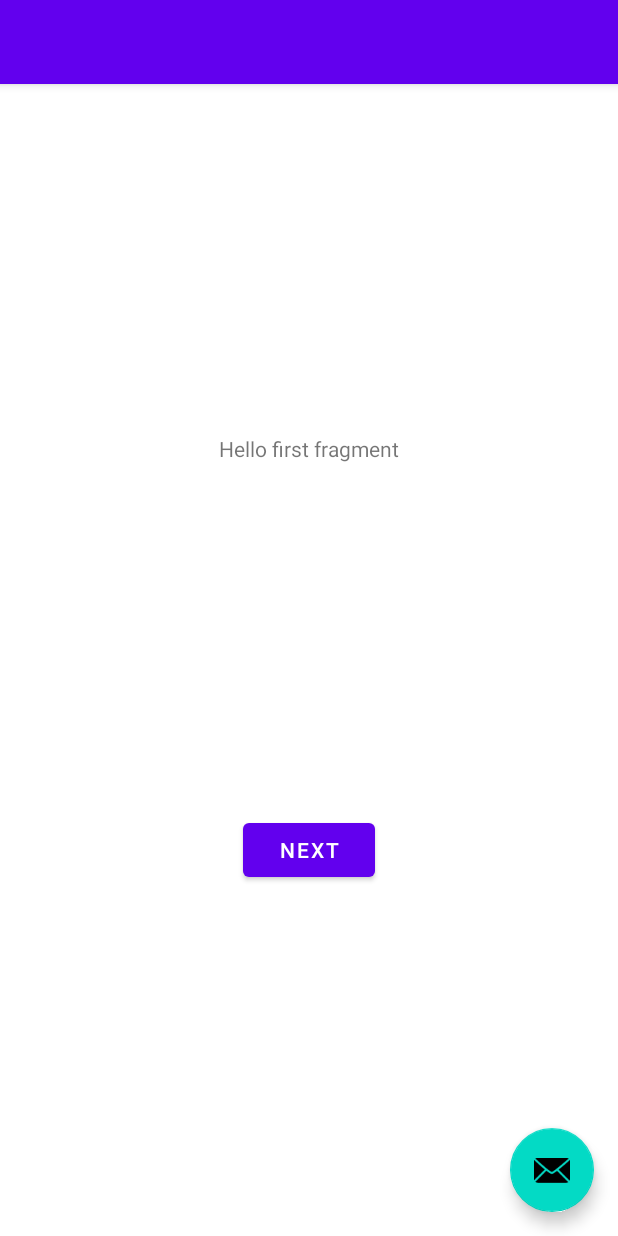
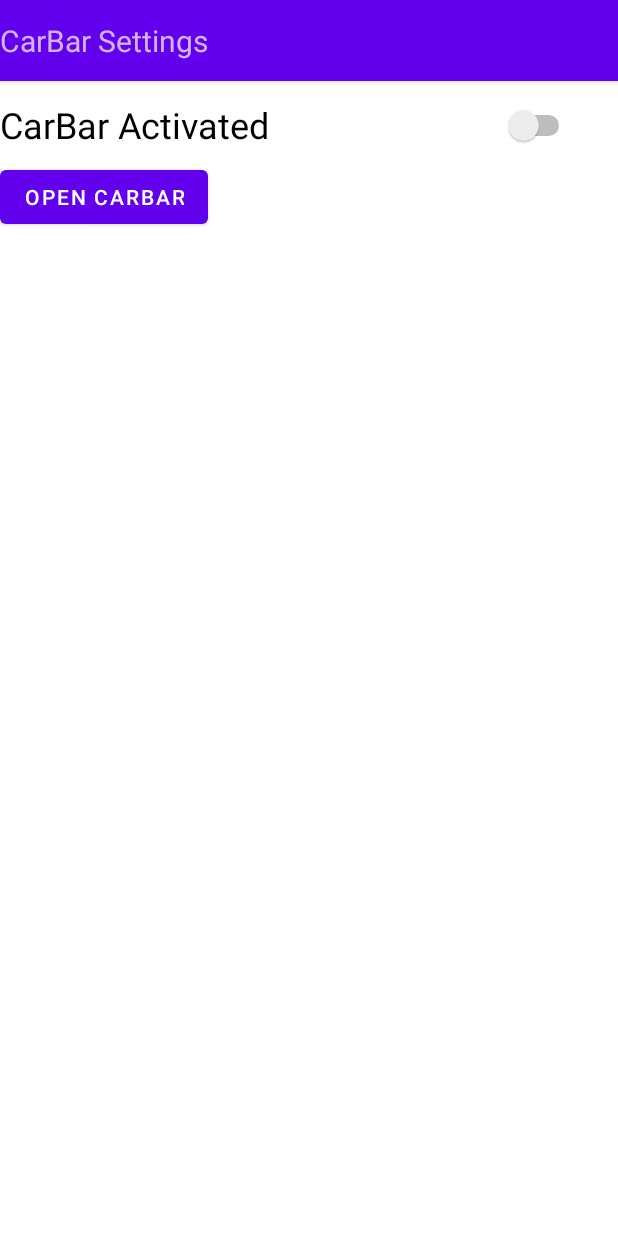
Before and after one commit to Wave6677/CarBar, an Android app: the screen it shows after launch (MainActivity), on a phone screen of 412 x 824 dp. Run offline under Robolectric (Android 15) with nearby library versions, the phone set to English and light mode, and no system bars.

Commit message:
Minimize function now works, Settings screen & manual reopening of bar to be fixed

```diff
--- a/app/src/main/java/com/wave/carbar/FirstFragment.java
+++ b/app/src/main/java/com/wave/carbar/FirstFragment.java
@@ -1,42 +1,35 @@
 package com.wave.carbar;
 
-import android.os.Bundle;
+import android.annotation.SuppressLint;
+import android.content.Context;
+import android.graphics.PixelFormat;
+import android.util.Log;
+import android.view.Gravity;
 import android.view.LayoutInflater;
 import android.view.View;
 import android.view.ViewGroup;
+import android.view.WindowManager;
 
-import androidx.annotation.NonNull;
-import androidx.fragment.app.Fragment;
-import androidx.navigation.fragment.NavHostFragment;
+import com.google.android.material.snackbar.Snackbar;
 
-import com.wave.carbar.databinding.FragmentFirstBinding;
+public class FirstFragment {
+    private final View mView;
 
-public class FirstFragment extends Fragment {
-
-    private FragmentFirstBinding binding;
-
-    @Override
-    public View onCreateView(
-            @NonNull LayoutInflater inflater, ViewGroup container,
-            Bundle savedInstanceState
-    ) {
-
-        binding = FragmentFirstBinding.inflate(inflater, container, false);
-        return binding.getRoot();
-
+    //Opens a new instance of the CarBar and closes this instance of the Minimized bar.
+    public void expandCarBar(Context context) {
+        CarBarWindow CarBar = new CarBarWindow(context);
+        CarBar.open();
     }
 
-    public void onViewCreated(@NonNull View view, Bundle savedInstanceState) {
-        super.onViewCreated(view, savedInstanceState);
-
-        binding.buttonFirst.setOnClickListener(view1 -> NavHostFragment.findNavController(FirstFragment.this)
-                .navigate(R.id.action_FirstFragment_to_SecondFragment));
+    public FirstFragment(Context context, View mView){
+        this.mView = mView;
+        String text_label = "hello";
+        // Expands the CarBar by calling the exapndCarBar function (See above)
+        View contextView = null;
+        mView.findViewById(R.id.tesButton).setOnClickListener(view -> {
+            Snackbar.make(contextView, R.string.text_label, Snackbar.LENGTH_SHORT)
+                    .show();
+        });
+        //Align to the primary side of the screen set by the user (May change later to allow user defined area)
     }
-
-    @Override
-    public void onDestroyView() {
-        super.onDestroyView();
-        binding = null;
-    }
-
 }
--- a/app/src/main/java/com/wave/carbar/ForegroundService.java
+++ b/app/src/main/java/com/wave/carbar/ForegroundService.java
@@ -28,8 +28,8 @@ public class ForegroundService extends Service {
 
         // create an instance of Window class
         // and display the content on screen
-        CarBar carBar =new CarBar(this);
-        carBar.open();
+        CarBarWindow carBarWindow =new CarBarWindow(this);
+        carBarWindow.open();
     }
 
     @Override
--- a/app/src/main/java/com/wave/carbar/MainActivity.java
+++ b/app/src/main/java/com/wave/carbar/MainActivity.java
@@ -1,10 +1,15 @@
 package com.wave.carbar;
 
 import androidx.appcompat.app.AppCompatActivity;
+
+import android.content.Context;
 import android.content.Intent;
-import android.os.Build;
 import android.os.Bundle;
 import android.provider.Settings;
+import android.view.View;
+import android.view.View.OnClickListener;
+import android.view.WindowManager;
+import android.widget.Button;
 
 public class MainActivity extends AppCompatActivity {
 
@@ -19,31 +24,21 @@ public class MainActivity extends AppCompatActivity {
 
     // method for starting the service
     public void startService(){
-        if (Build.VERSION.SDK_INT >= Build.VERSION_CODES.M) {
         // check if the user has already granted
         // the Draw over other apps permission
         if(Settings.canDrawOverlays(this)) {
             // start the service based on the android version
-                if (Build.VERSION.SDK_INT >= Build.VERSION_CODES.O) {
             startForegroundService(new Intent(this, ForegroundService.class));
-                } else {
-                    startService(new Intent(this, ForegroundService.class));
-                }
-            }
-        }else{
-            startService(new Intent(this, ForegroundService.class));
         }
     }
 
     // method to ask user to grant the Overlay permission
     public void checkOverlayPermission(){
 
-        if (Build.VERSION.SDK_INT >= Build.VERSION_CODES.M) {
         if (!Settings.canDrawOverlays(this)) {
             // send user to the device settings
             Intent myIntent = new Intent(Settings.ACTION_MANAGE_OVERLAY_PERMISSION);
             startActivity(myIntent);
-            }
         }
     }
 
@@ -54,4 +49,8 @@ public class MainActivity extends AppCompatActivity {
         super.onResume();
         startService();
     }
+
+    public MainActivity(){
+
     }
+}
--- a/app/src/main/res/layout/activity_main.xml
+++ b/app/src/main/res/layout/activity_main.xml
@@ -11,24 +11,26 @@
         android:layout_height="wrap_content"
         android:theme="@style/Theme.CarBar.AppBarOverlay">
 
-        <androidx.appcompat.widget.Toolbar
-            android:id="@+id/toolbar"
+        <Space
             android:layout_width="match_parent"
-            android:layout_height="?attr/actionBarSize"
-            android:background="?attr/colorPrimary"
-            app:popupTheme="@style/Theme.CarBar.PopupOverlay" />
+            android:layout_height="13dp" />
+
+        <TextView
+            android:id="@+id/carBarSettings"
+            android:layout_width="match_parent"
+            android:layout_height="wrap_content"
+            android:text="CarBar Settings"
+            android:textSize="20sp" />
+
+        <Space
+            android:layout_width="match_parent"
+            android:layout_height="13dp" />
 
     </com.google.android.material.appbar.AppBarLayout>
 
-    <include layout="@layout/content_main" />
-
-    <com.google.android.material.floatingactionbutton.FloatingActionButton
-        android:id="@+id/fab"
+    <include
+        layout="@layout/fragment_first"
         android:layout_width="wrap_content"
-        android:layout_height="wrap_content"
-        android:layout_gravity="bottom|end"
-        android:layout_marginEnd="@dimen/fab_margin"
-        android:layout_marginBottom="16dp"
-        app:srcCompat="@android:drawable/ic_dialog_email" />
+        android:layout_height="wrap_content" />
 
 </androidx.coordinatorlayout.widget.CoordinatorLayout>
--- a/app/src/main/res/layout/carbar_window.xml
+++ b/app/src/main/res/layout/carbar_window.xml
@@ -27,7 +27,7 @@
                     android:id="@+id/closeButton"
                     style="?android:attr/buttonBarButtonStyle"
                     android:layout_width="wrap_content"
-                    android:layout_height="wrap_content"
+                    android:layout_height="38dp"
                     android:layout_weight="1"
                     android:text="@string/close_text" />
 
@@ -35,7 +35,7 @@
                     android:id="@+id/minimizeButton"
                     style="?android:attr/buttonBarButtonStyle"
                     android:layout_width="wrap_content"
-                    android:layout_height="wrap_content"
+                    android:layout_height="38dp"
                     android:layout_weight="1"
                     android:text="@string/minimize_text" />
             </LinearLayout>
@@ -49,7 +49,7 @@
                     android:id="@+id/homeButton"
                     style="?android:attr/buttonBarButtonStyle"
                     android:layout_width="wrap_content"
-                    android:layout_height="wrap_content"
+                    android:layout_height="match_parent"
                     android:layout_weight="1"
                     android:text="@string/home_text"
                     android:textSize="40sp" />
--- a/app/src/main/res/layout/content_main.xml
+++ /dev/null
@@ -1,19 +0,0 @@
-<?xml version="1.0" encoding="utf-8"?>
-<androidx.constraintlayout.widget.ConstraintLayout xmlns:android="http://schemas.android.com/apk/res/android"
-    xmlns:app="http://schemas.android.com/apk/res-auto"
-    android:layout_width="match_parent"
-    android:layout_height="match_parent"
-    app:layout_behavior="@string/appbar_scrolling_view_behavior">
-
-    <fragment
-        android:id="@+id/nav_host_fragment_content_main"
-        android:name="androidx.navigation.fragment.NavHostFragment"
-        android:layout_width="0dp"
-        android:layout_height="0dp"
-        app:defaultNavHost="true"
-        app:layout_constraintBottom_toBottomOf="parent"
-        app:layout_constraintEnd_toEndOf="parent"
-        app:layout_constraintStart_toStartOf="parent"
-        app:layout_constraintTop_toTopOf="parent"
-        app:navGraph="@navigation/nav_graph" />
-</androidx.constraintlayout.widget.ConstraintLayout>
--- a/app/src/main/res/layout/fragment_first.xml
+++ b/app/src/main/res/layout/fragment_first.xml
@@ -6,23 +6,27 @@
     android:layout_height="match_parent"
     tools:context=".FirstFragment">
 
-    <TextView
-        android:id="@+id/textview_first"
-        android:layout_width="wrap_content"
-        android:layout_height="wrap_content"
-        android:text="@string/hello_first_fragment"
-        app:layout_constraintBottom_toTopOf="@id/button_first"
-        app:layout_constraintEnd_toEndOf="parent"
-        app:layout_constraintStart_toStartOf="parent"
-        app:layout_constraintTop_toTopOf="parent" />
+    <LinearLayout
+        android:layout_width="match_parent"
+        android:layout_height="match_parent"
+        android:orientation="vertical">
 
-    <Button
-        android:id="@+id/button_first"
-        android:layout_width="wrap_content"
-        android:layout_height="wrap_content"
-        android:text="@string/next"
-        app:layout_constraintBottom_toBottomOf="parent"
-        app:layout_constraintEnd_toEndOf="parent"
-        app:layout_constraintStart_toStartOf="parent"
-        app:layout_constraintTop_toBottomOf="@id/textview_first" />
+        <Space
+            android:layout_width="match_parent"
+            android:layout_height="59dp" />
+
+        <Switch
+            android:id="@+id/carBarActivation"
+            android:layout_width="383dp"
+            android:layout_height="48dp"
+            android:text="CarBar Activated"
+            android:textSize="24sp" />
+
+        <Button
+            android:id="@+id/tesButton"
+            android:layout_width="wrap_content"
+            android:layout_height="wrap_content"
+            android:text="Open CarBar" />
+    </LinearLayout>
+
 </androidx.constraintlayout.widget.ConstraintLayout>
--- a/app/src/main/res/values/strings.xml
+++ b/app/src/main/res/values/strings.xml
@@ -15,4 +15,6 @@
     <string name="close_text">❌</string>
     <string name="minimize_text">➖</string>
     <string name="home_text">🏠</string>
+    <string name="expandCarBar"><![CDATA[>]]></string>
+    <string name="text_label">\"hello world\"</string>
 </resources>
```
Also changed, not shown: app/src/main/java/com/wave/carbar/CarBarWindow.java (renamed from app/src/main/java/com/wave/carbar/CarBar.java, +5 -4 lines), app/src/main/java/com/wave/carbar/minimizedCarBar.java (+33 -28 lines), app/src/main/res/layout/minimized_layout.xml (+11 -2 lines), 74 other files. Lines whose indentation alone changed are shown as unchanged.
